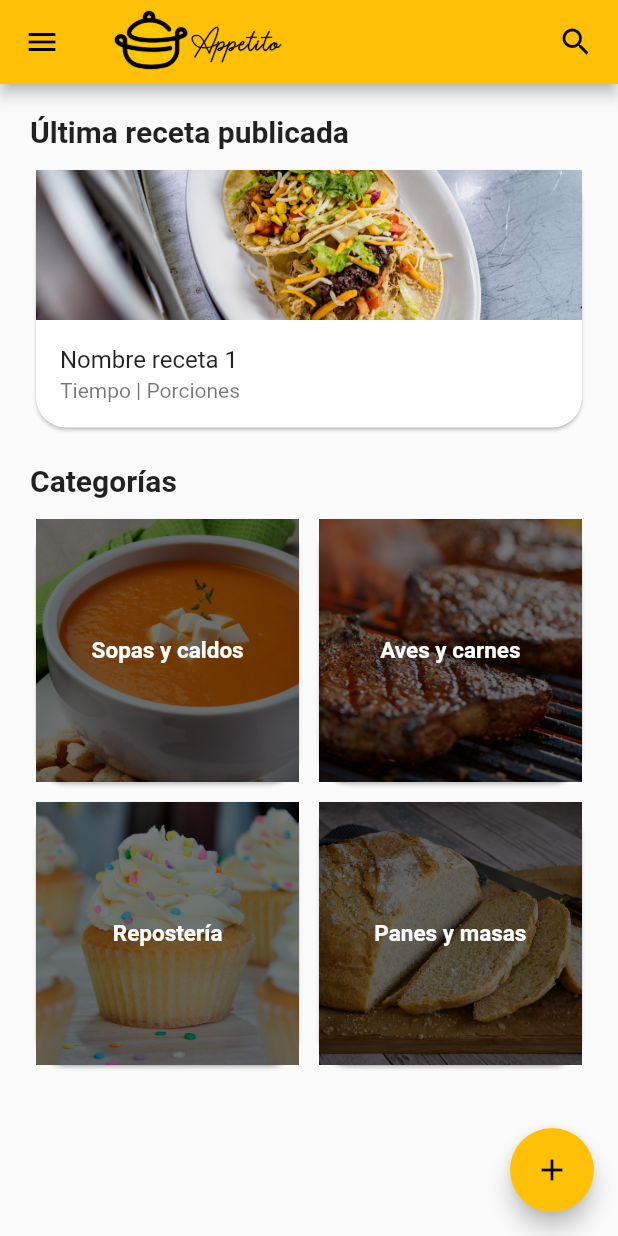
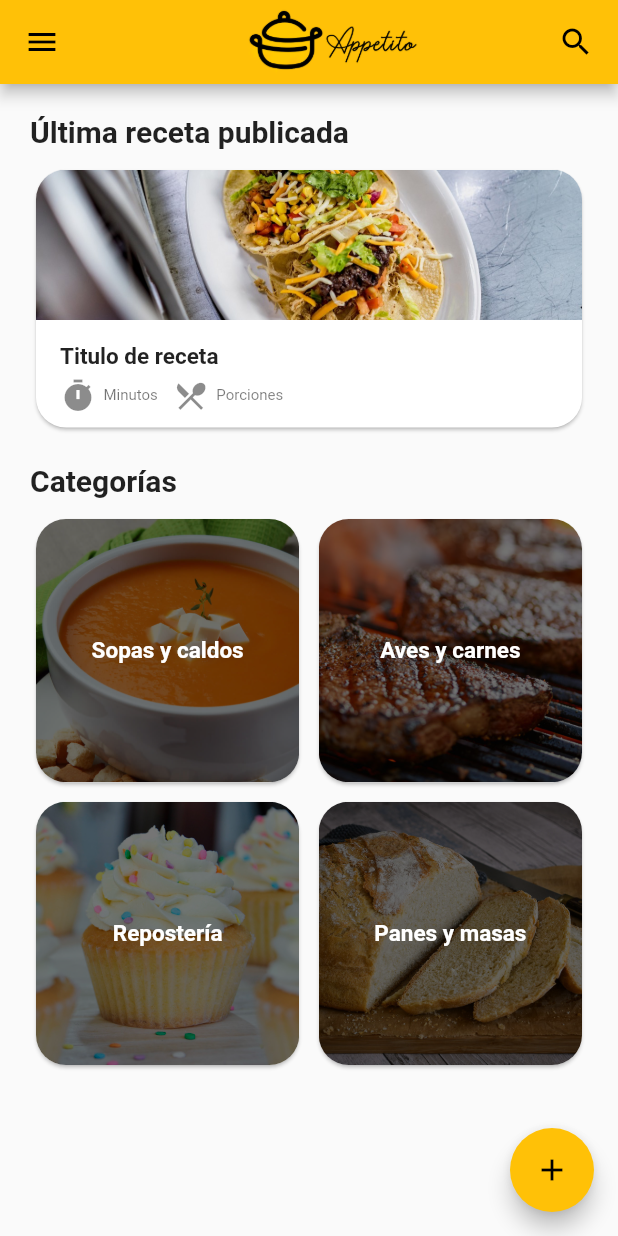
Before and after one commit to FabianMariqueo/appetito, a Flutter app: the screen it shows once a user with an empty profile is signed in, on a phone screen of 412 x 824 dp. Run offline on Flutter 3.47's test engine with Material 2 defaults, Android fonts, the phone set to English and light mode, and no system bars; our stand-ins replace carousel_slider, cloud_firestore, firebase_auth, firebase_core, flutter_datetime_picker, flutter_spinkit and 3 more; missing offline and left inert: dart:ffi; accounts and stored records are empty; generated files the repository leaves out were written again.

Commit message:
Creacion Mis recetas y Recetas guardadas
Varios cambios pequeños de ui

```diff
--- a/lib/src/pages/home/home.dart
+++ b/lib/src/pages/home/home.dart
@@ -48,12 +48,15 @@ class HomePage extends StatelessWidget {
 
   Widget _titulohome() {
     return Row(
-      mainAxisAlignment: MainAxisAlignment.spaceBetween,
       children: <Widget>[
-        Image.asset(
-          'assets/img/logo titulo.png',
-          height: 120,
-          width: 120,
+        Expanded(
+          child: Center(
+            child: Image.asset(
+              'assets/img/logo titulo.png',
+              height: 120,
+              width: 120,
+            ),
+          ),
         ),
         Icon(Icons.search),
       ],
@@ -69,6 +72,7 @@ class HomePage extends StatelessWidget {
           print('nombre ultima receta');
         },
         child: Card(
+          clipBehavior: Clip.antiAlias,
           shape: RoundedRectangleBorder(
             borderRadius: BorderRadius.circular(20.0),
           ),
@@ -82,8 +86,24 @@ class HomePage extends StatelessWidget {
                 height: 100,
               ),
               ListTile(
-                title: Text('Nombre receta 1'),
-                subtitle: Text('Tiempo | Porciones'),
+                title: _tituloreceta("Titulo de receta"),
+                subtitle: Row(
+                  children: <Widget>[
+                    Icon(Icons.timer),
+                    SizedBox(
+                      width: 5,
+                    ),
+                    _descripcion("Minutos"),
+                    SizedBox(
+                      width: 10,
+                    ),
+                    Icon(Icons.local_dining),
+                    SizedBox(
+                      width: 5,
+                    ),
+                    _descripcion("Porciones")
+                  ],
+                ),
               ),
             ],
           ),
@@ -126,6 +146,7 @@ class HomePage extends StatelessWidget {
     return Stack(
       children: <Widget>[
         Card(
+          clipBehavior: Clip.antiAlias,
           shape:
               RoundedRectangleBorder(borderRadius: BorderRadius.circular(20.0)),
           child: Image(
@@ -156,4 +177,21 @@ class HomePage extends StatelessWidget {
       ],
     );
   }
+
+  Widget _descripcion(String descripcion) {
+    return Text(
+      descripcion,
+      style: TextStyle(fontSize: 10.0, fontWeight: FontWeight.normal),
+    );
+  }
+
+  Widget _tituloreceta(String titulo) {
+    return Padding(
+      padding: const EdgeInsets.only(bottom: 5.0),
+      child: Text(
+        titulo,
+        style: TextStyle(fontSize: 15.0, fontWeight: FontWeight.bold),
+      ),
+    );
+  }
 }
--- a/lib/src/routes/routes.dart
+++ b/lib/src/routes/routes.dart
@@ -6,6 +6,8 @@ import 'package:appetito/src/pages/app.dart';
 import 'package:appetito/src/pages/profile/profile.dart';
 import 'package:appetito/src/pages/authentication/sign_in.dart';
 import 'package:appetito/src/pages/authentication/sign_up.dart';
+import 'package:appetito/src/pages/recipes/my_recipes.dart';
+import 'package:appetito/src/pages/recipes/saved_recipes.dart';
 
 Map<String, WidgetBuilder> getRoutes() {
   return <String, WidgetBuilder>{
@@ -15,5 +17,7 @@ Map<String, WidgetBuilder> getRoutes() {
     ProfilePage.tag: (context) => ProfilePage(),
     AddRecipePage.tag: (context) => AddRecipePage(),
     HomePage.tag: (context) => HomePage(),
+    MyRecipesPage.tag: (context) => MyRecipesPage(),
+    SavedRecipesPage.tag: (context) => SavedRecipesPage(),
   };
 }
```
Also changed, not shown: lib/src/pages/home/drawer.dart (+4 -7 lines), lib/src/pages/profile/profile.dart (+87 -18 lines), lib/src/pages/recipes/my_recipes.dart (added, +116 -0 lines), lib/src/pages/recipes/saved_recipes.dart (added, +119 -0 lines).
